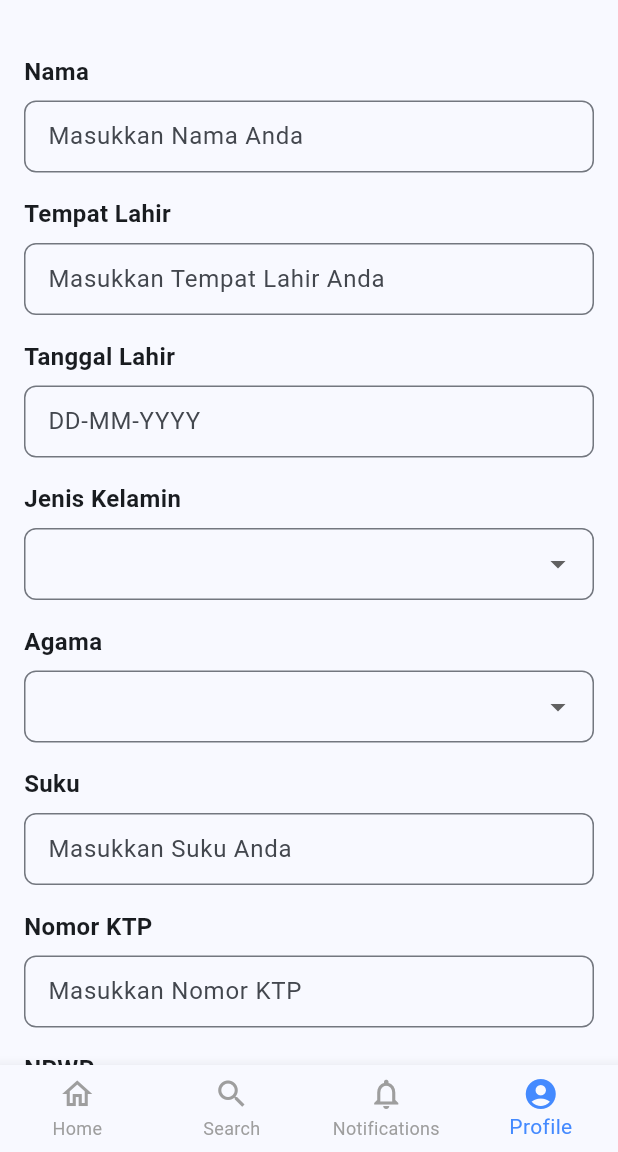
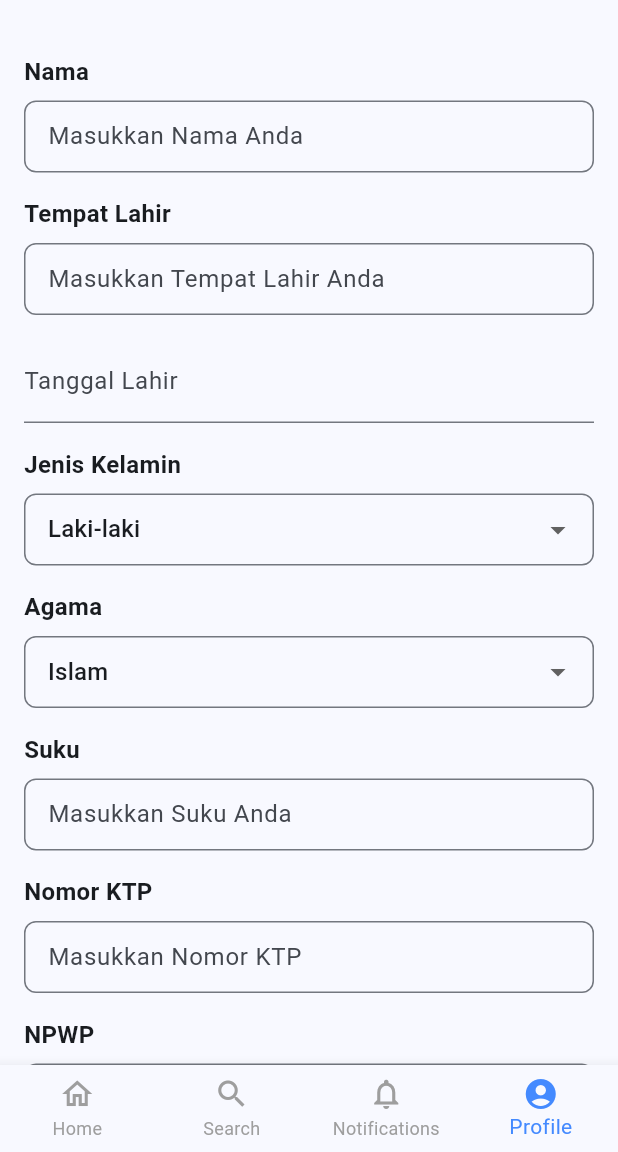
Before and after one commit to syhsblfthr/Learning-Management-System, a Flutter app: the Homepage screen opened directly with empty values, item 4 of the bottom bar chosen, on a phone screen of 412 x 824 dp, the part 84-1236 px from its top. Run offline on Flutter 3.47's test engine with Material 3 defaults, Android fonts, the phone set to English and light mode, and no system bars; our stand-ins replace localstorage.

Commit message:
Update profil

```diff
--- a/Frontend/lib/homepage.dart
+++ b/Frontend/lib/homepage.dart
@@ -6,11 +6,14 @@ class Homepage extends StatefulWidget {
   const Homepage({super.key, required this.userId});
 
   @override
-  State<Homepage> createState() => _HomepageState();
+  State<Homepage> createState() => _HomepageState(userId: userId);
 }
 
 class _HomepageState extends State<Homepage> {
   int _selectedIndex = 0; // Index awal untuk Bottom Navigation
+  final int userId;
+
+  _HomepageState({ required this.userId });
 
   // Daftar halaman untuk navigasi
   List<Widget> _pages = [];
@@ -23,7 +26,7 @@ class _HomepageState extends State<Homepage> {
       Center(child: Text('Home Content', style: TextStyle(fontSize: 24))),
       Center(child: Text('Search Content', style: TextStyle(fontSize: 24))),
       Center(child: Text('Notifications Content', style: TextStyle(fontSize: 24))),
-      ProfilePage(), // Halaman Profile
+      ProfilePage(key: UniqueKey(), userId: userId), // Halaman Profile
     ];
   }
 
--- a/Frontend/lib/networking.dart
+++ b/Frontend/lib/networking.dart
@@ -7,7 +7,7 @@ import 'package:localstorage/localstorage.dart';
 final _baseURI = 'http://10.0.2.2:8000';
 
 http.Response _saveSession(final http.Response response) {
-  debugPrint('[DEBUG] Headers yang ada: ${response.headersSplitValues}');
+  debugPrint('[DEBUG] Kode status: ${response.statusCode}');
 
   var setCookieHeaders = response.headersSplitValues['set-cookie'];
 
--- a/Frontend/lib/profile_page.dart
+++ b/Frontend/lib/profile_page.dart
@@ -1,18 +1,23 @@
+import 'dart:convert';
 import 'package:flutter/material.dart';
+import './networking.dart' as httpWrapper;
 
 class ProfilePage extends StatefulWidget {
+  final int userId;
+
+  const ProfilePage({ required super.key, required this.userId });
+
   @override
-  _ProfilePageState createState() => _ProfilePageState();
+  _ProfilePageState createState() => _ProfilePageState(userId: userId);
 }
 
 class _ProfilePageState extends State<ProfilePage> {
-  final TextEditingController _tanggalLahirController = TextEditingController();
+  final int userId;
 
-  @override
-  void dispose() {
-    _tanggalLahirController.dispose();
-    super.dispose();
-  }
+  _ProfilePageState({ required this.userId });
+
+  final Map<String, TextEditingController> _textControllers = {};
+  TextEditingController tes = TextEditingController();
 
   @override
   Widget build(BuildContext context) {
@@ -32,7 +37,7 @@ class _ProfilePageState extends State<ProfilePage> {
             _buildInputField('Tempat Lahir', 'Masukkan Tempat Lahir Anda'),
             const SizedBox(height: 16),
             _buildDatePickerField(
-                'Tanggal Lahir', 'DD-MM-YYYY', _tanggalLahirController),
+                'Tanggal Lahir', tes),
             const SizedBox(height: 16),
             _buildDropdownField(
               title: 'Jenis Kelamin',
@@ -89,7 +94,7 @@ class _ProfilePageState extends State<ProfilePage> {
             const SizedBox(height: 16),
             _buildDropdownField(
               title: 'Alat Transportasi',
-              options: ['Jalan Kaki', 'Motor', 'Mobil', 'Angkutan Umum'],
+              options: ['Jalan Kaki', 'Kendaraan Pribadi', 'Kendaraan Umum', 'Lainnya'],
             ),
             const SizedBox(height: 16),
             _buildInputField(
@@ -100,8 +105,16 @@ class _ProfilePageState extends State<ProfilePage> {
             Center(
               child: ElevatedButton(
                 onPressed: () {
-                  // Tambahkan logika untuk menyimpan data
-                  debugPrint('Tanggal Lahir: ${_tanggalLahirController.text}');
+                  final Map<String, String> map = {};
+
+                  for (final MapEntry(:key, value: controller) in _textControllers.entries) {
+                    map[key.toLowerCase()] = controller.text;
+                  }
+
+                  debugPrint("Request: ${map.toString()}");
+                  debugPrint("UserID: $userId");
+
+                  httpWrapper.put('/api/profile/$userId', map);
                 },
                 style: ElevatedButton.styleFrom(
                   padding: const EdgeInsets.symmetric(
@@ -125,33 +138,29 @@ class _ProfilePageState extends State<ProfilePage> {
   }
 
   Widget _buildInputField(String title, String placeholder) {
-    return Column(
-      crossAxisAlignment: CrossAxisAlignment.start,
-      children: [
-        Text(
-          title,
-          style: const TextStyle(
-            fontSize: 16,
-            fontWeight: FontWeight.bold,
-          ),
-        ),
-        const SizedBox(height: 8),
-        TextField(
-          decoration: InputDecoration(
+    // Buat controller untuk input field ini dan letakkan ke dalam textControllers
+    TextEditingController? controller;
+
+    if (_textControllers.containsKey(title)) {
+      controller = _textControllers[title];
+    }
+    else {
+      _textControllers[title] = controller = TextEditingController();
+    }
+
+    InputDecoration makeDecoration(String placeholder) {
+      return InputDecoration(
         hintText: placeholder,
         border: OutlineInputBorder(
           borderRadius: BorderRadius.circular(8),
         ),
-            contentPadding:
-                const EdgeInsets.symmetric(horizontal: 12, vertical: 12),
+        contentPadding: const EdgeInsets.symmetric(
+          horizontal: 12,
+          vertical: 12,
         ),
-        ),
-      ],
       );
     }
 
-  Widget _buildDatePickerField(
-      String title, String placeholder, TextEditingController controller) {
     return Column(
       crossAxisAlignment: CrossAxisAlignment.start,
       children: [
@@ -165,18 +174,40 @@ class _ProfilePageState extends State<ProfilePage> {
         const SizedBox(height: 8),
         TextField(
           controller: controller,
-          readOnly: true,
-          onTap: () => _selectDate(controller),
-          decoration: InputDecoration(
-            hintText: placeholder,
-            border: OutlineInputBorder(
-              borderRadius: BorderRadius.circular(8),
-            ),
-            contentPadding:
-                const EdgeInsets.symmetric(horizontal: 12, vertical: 12),
-          ),
+          decoration: makeDecoration(placeholder),
         ),
       ],
+    );
+  }
+
+  Widget _buildDatePickerField(String label, TextEditingController controller) {
+    // Buat controller untuk input field ini dan letakkan ke dalam textControllers
+    TextEditingController? controller;
+
+    if (_textControllers.containsKey(label)) {
+      controller = _textControllers[label];
+    }
+    else {
+      _textControllers[label] = controller = TextEditingController();
+    }
+
+    return TextFormField(
+      controller: controller,
+      decoration: InputDecoration(labelText: label),
+      readOnly: true,
+      onTap: () async {
+        DateTime? pickedDate = await showDatePicker(
+          context: context,
+          initialDate: DateTime.now(),
+          firstDate: DateTime(1900),
+          lastDate: DateTime.now(),
+        );
+        if (pickedDate != null) {
+          setState(() {
+            controller!.text = "${pickedDate.toLocal()}".split(' ')[0]; // Format as YYYY-MM-DD
+          });
+        }
+      },
     );
   }
 
@@ -191,37 +222,63 @@ class _ProfilePageState extends State<ProfilePage> {
       confirmText: 'OK',
     );
 
+    debugPrint('Selected date: ${selectedDate.toString()}');
+
     if (selectedDate != null) {
       setState(() {
-        controller.text =
-            '${selectedDate.day.toString().padLeft(2, '0')}-${selectedDate.month.toString().padLeft(2, '0')}-${selectedDate.year}';
+        // controller.text =
+        //     '${selectedDate.day.toString().padLeft(2, '0')}-${selectedDate.month.toString().padLeft(2, '0')}-${selectedDate.year}';
+        controller.text = 'Testing String';
       });
     }
   }
 
-  Widget _buildDropdownField(
-      {required String title, required List<String> options}) {
-    return Column(
-      crossAxisAlignment: CrossAxisAlignment.start,
-      children: [
-        Text(
-          title,
+  Widget _buildDropdownField({required String title, required List<String> options}) {
+    TextEditingController? controller;
+
+    if (_textControllers.containsKey(title)) {
+      controller = _textControllers[title];
+    }
+    else {
+      _textControllers[title] = controller = TextEditingController();
+    }
+
+    Text makeTitle(String text) {
+      return Text(
+        text,
         style: const TextStyle(
           fontSize: 16,
           fontWeight: FontWeight.bold,
         ),
-        ),
-        const SizedBox(height: 8),
-        DropdownButtonFormField<String>(
-          items: options
-              .map(
+      );
+    }
+
+    void onChangedHandler(String? value) {
+      if (value == null) {
+        return;
+      }
+
+      controller!.text = value;
+    }
+
+    List<DropdownMenuItem<String>> makeDropdownItems(List<String> values) {
+      return options.map(
         (option) => DropdownMenuItem(
           value: option,
           child: Text(option),
         ),
-              )
-              .toList(),
-          onChanged: (value) {},
+      ).toList();
+    }
+
+    return Column(
+      crossAxisAlignment: CrossAxisAlignment.start,
+      children: [
+        makeTitle(title),
+        const SizedBox(height: 8),
+        DropdownButtonFormField<String>(
+          items: makeDropdownItems(options),
+          value: options[0],
+          onChanged: onChangedHandler,
           decoration: InputDecoration(
             border: OutlineInputBorder(
               borderRadius: BorderRadius.circular(8),
```
Also changed, not shown: 1 other file. Lines whose indentation alone changed are shown as unchanged.
